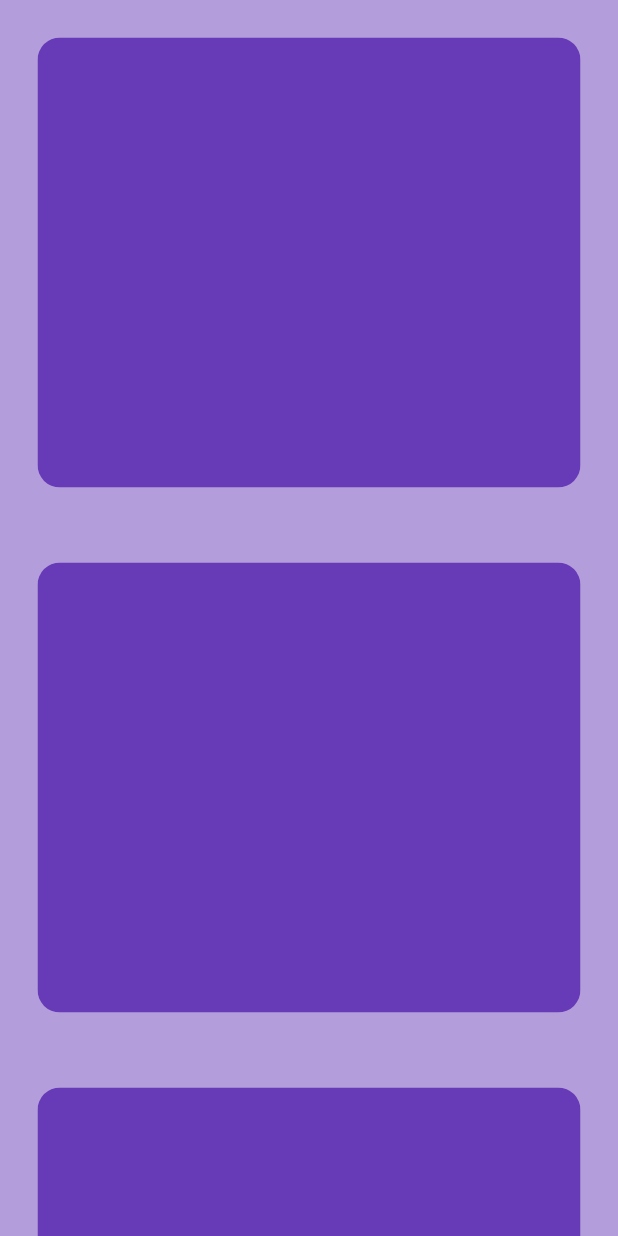
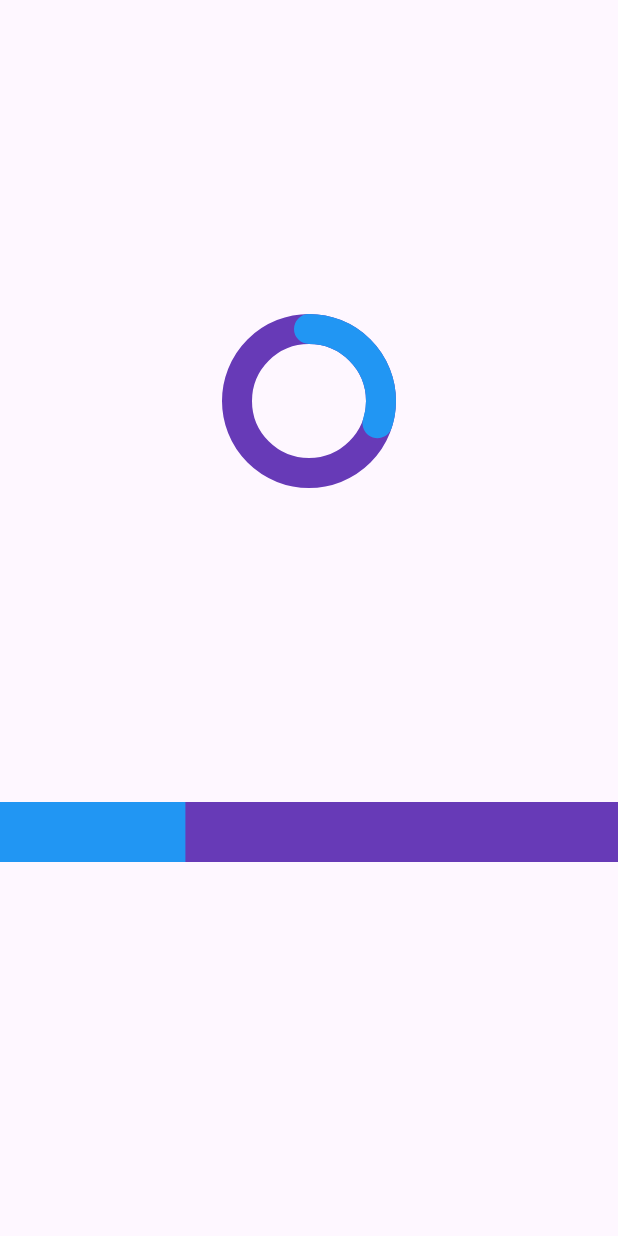
Before and after one commit to tuananh3561/flutter_learning, a Flutter app: the screen it shows after launch, on a phone screen of 412 x 824 dp. Run offline on Flutter 3.47's test engine with Material 3 defaults, Android fonts, the light colour scheme and no system bars; drawn by our look-alikes of liquid_pull_to_refresh; our stand-ins replace avatar_glow, google_fonts, percent_indicator.

Commit message:
percent indicator

```diff
--- a/lib/main.dart
+++ b/lib/main.dart
@@ -1,7 +1,8 @@
 import 'package:flutter/material.dart';
+import 'package:flutter_learning/percent_indicator/demopercentindicator.dart';
 // import 'package:flutter_learning/avatar_glow/demoavatarglow.dart';
 // import 'package:flutter_learning/google_fonts/demogooglefonts.dart';
-import 'package:flutter_learning/liquid_pull_to_refresh/demoliquidpulltorefresh.dart';
+// import 'package:flutter_learning/liquid_pull_to_refresh/demoliquidpulltorefresh.dart';
 
 void main() {
   runApp(const MyApp());
@@ -18,7 +19,8 @@ class MyApp extends StatelessWidget {
       debugShowCheckedModeBanner: false,
       // home: const DemoAvatarGlow(),
       // home: DemoGoogleFonts(),
-      home: DemoLiquidPullToRefresh(),
+      // home: DemoLiquidPullToRefresh(),
+      home: DemoPercentIndicator(),
     );
   }
 }
--- /dev/null
+++ b/lib/percent_indicator/demopercentindicator.dart
@@ -0,0 +1,42 @@
+import 'package:flutter/material.dart';
+import 'package:percent_indicator/circular_percent_indicator.dart';
+
+class DemoPercentIndicator extends StatefulWidget {
+  const DemoPercentIndicator({super.key});
+
+  @override
+  State<DemoPercentIndicator> createState() => _DemoPercentIndicatortState();
+}
+
+class _DemoPercentIndicatortState extends State<DemoPercentIndicator> {
+  @override
+  Widget build(BuildContext context) {
+    return const Scaffold(
+      body: Center(
+        child: Column(
+          mainAxisAlignment: MainAxisAlignment.spaceEvenly,
+          children: [
+            CircularProgressIndicator(
+              value: 0.3,
+              strokeWidth: 20,
+              strokeAlign: 3,
+              backgroundColor: Colors.deepPurple,
+              valueColor: AlwaysStoppedAnimation<Color>(Colors.blue),
+              strokeCap: StrokeCap.round,
+              semanticsLabel: 'Circular progress indicator',
+              semanticsValue: '30%',
+            ),
+            LinearProgressIndicator(
+              minHeight: 40,
+              value: 0.3,
+              backgroundColor: Colors.deepPurple,
+              valueColor: AlwaysStoppedAnimation<Color>(Colors.blue),
+              semanticsLabel: 'Linear progress indicator',
+              semanticsValue: '30%',
+            ),
+          ],
+        ),
+      ),
+    );
+  }
+}
--- a/pubspec.yaml
+++ b/pubspec.yaml
@@ -37,6 +37,7 @@ dependencies:
   avatar_glow: ^3.0.1
   google_fonts: 5.1.0
   liquid_pull_to_refresh: ^3.0.1
+  percent_indicator: ^4.2.3
 
 dev_dependencies:
   flutter_test:
```
Also changed, not shown: pubspec.lock.
